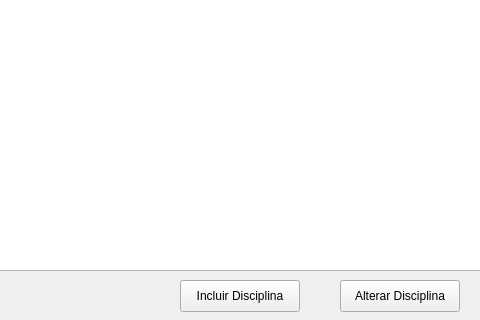
fabio-guilherme/centroexplicacoes, file ui/disciplinas.ui: the form before one commit; both pictures show x 160 to 640 and y 280 to 600 of the 800 by 600 pixel window.
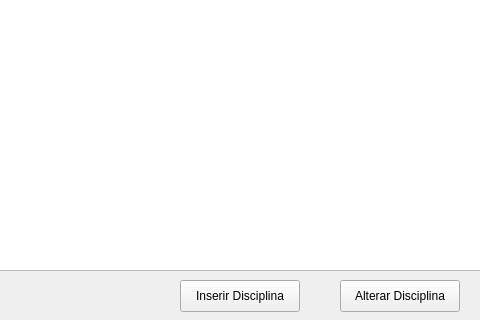
The form after the commit.

Diff of the .ui file:
```diff
--- a/ui/disciplinas.ui
+++ b/ui/disciplinas.ui
@@ -49,7 +49,7 @@
      </rect>
     </property>
     <property name="text">
-     <string>Incluir Disciplina</string>
+     <string>Inserir Disciplina</string>
     </property>
    </widget>
    <widget class="QPushButton" name="btnAlterarDisciplina">
```
Left out of the diff: 2 changed lines with no effect on the pictures.
